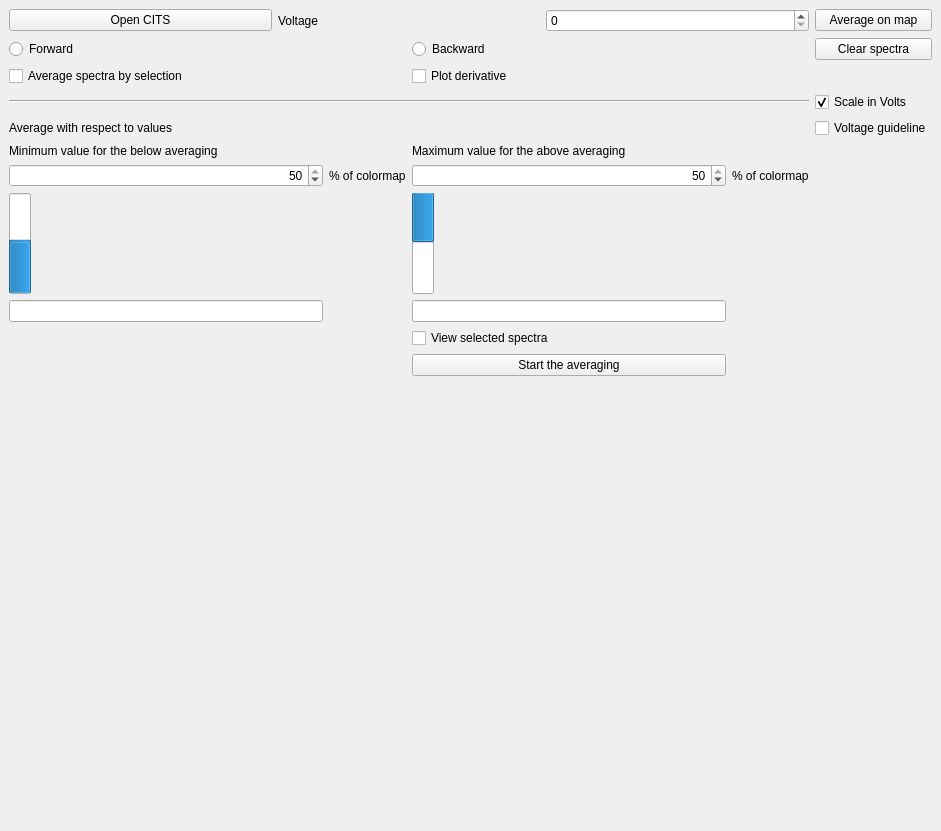
Qt form ui_citswidget.ui (cea-lateqs/STMapy) before a commit.
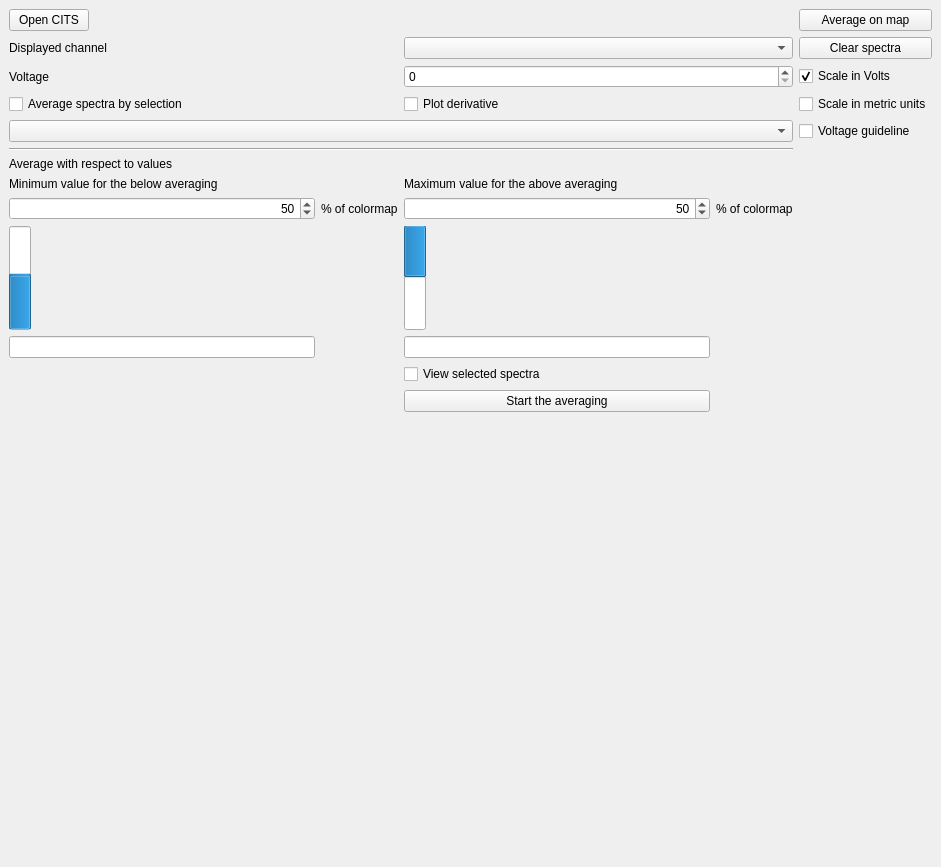
The same form after that commit. Custom widgets are drawn as their Qt base class.

```diff
--- a/ui_citswidget.ui
+++ b/ui_citswidget.ui
@@ -7,7 +7,7 @@
     <x>0</x>
     <y>0</y>
     <width>941</width>
-    <height>831</height>
+    <height>867</height>
    </rect>
   </property>
   <property name="windowTitle">
@@ -15,6 +15,20 @@
   </property>
   <widget class="QWidget" name="dockWidgetContents">
    <layout class="QGridLayout" name="gridLayout_2">
+    <item row="7" column="2">
+     <widget class="QLabel" name="label_2">
+      <property name="text">
+       <string>Average with respect to values</string>
+      </property>
+     </widget>
+    </item>
+    <item row="0" column="3">
+     <widget class="QPushButton" name="m_avgSpec">
+      <property name="text">
+       <string>Average on map</string>
+      </property>
+     </widget>
+    </item>
     <item row="0" column="2">
      <layout class="QHBoxLayout" name="horizontalLayout">
       <item>
@@ -25,22 +39,48 @@
        </widget>
       </item>
       <item>
-       <widget class="QLabel" name="label">
-        <property name="text">
-         <string>Voltage</string>
+       <spacer name="horizontalSpacer">
+        <property name="orientation">
+         <enum>Qt::Horizontal</enum>
         </property>
-       </widget>
+        <property name="sizeHint" stdset="0">
+         <size>
+          <width>40</width>
+          <height>20</height>
+         </size>
+        </property>
+       </spacer>
       </item>
+     </layout>
+    </item>
+    <item row="5" column="2">
+     <widget class="Line" name="line">
+      <property name="orientation">
+       <enum>Qt::Horizontal</enum>
+      </property>
+     </widget>
+    </item>
+    <item row="10" column="2">
+     <layout class="QVBoxLayout" name="map_layout">
+      <property name="leftMargin">
+       <number>0</number>
+      </property>
+      <property name="topMargin">
+       <number>0</number>
+      </property>
       <item>
-       <widget class="QDoubleSpinBox" name="m_voltageBox">
-        <property name="decimals">
-         <number>0</number>
+       <widget class="MatplotlibWidget" name="m_mapWidget">
+        <property name="minimumSize">
+         <size>
+          <width>440</width>
+          <height>440</height>
+         </size>
         </property>
        </widget>
       </item>
      </layout>
     </item>
-    <item row="9" column="3">
+    <item row="10" column="3">
      <layout class="QVBoxLayout" name="spec_layout">
       <property name="sizeConstraint">
        <enum>QLayout::SetDefaultConstraint</enum>
@@ -53,13 +93,6 @@
       </item>
      </layout>
     </item>
-    <item row="6" column="3">
-     <widget class="QCheckBox" name="m_vLineBox">
-      <property name="text">
-       <string>Voltage guideline</string>
-      </property>
-     </widget>
-    </item>
     <item row="3" column="2">
      <layout class="QHBoxLayout" name="horizontalLayout_3">
       <item>
@@ -84,18 +117,14 @@
        <enum>QLayout::SetDefaultConstraint</enum>
       </property>
       <item>
-       <widget class="QRadioButton" name="m_fwdButton">
+       <widget class="QLabel" name="label_7">
         <property name="text">
-         <string>Forward</string>
+         <string>Displayed channel</string>
         </property>
        </widget>
       </item>
       <item>
-       <widget class="QRadioButton" name="m_bwdButton">
-        <property name="text">
-         <string>Backward</string>
-        </property>
-       </widget>
+       <widget class="QComboBox" name="m_channelBox"/>
       </item>
      </layout>
     </item>
@@ -106,58 +135,7 @@
       </property>
      </widget>
     </item>
-    <item row="0" column="3">
-     <widget class="QPushButton" name="m_avgSpec">
-      <property name="text">
-       <string>Average on map</string>
-      </property>
-     </widget>
-    </item>
-    <item row="9" column="2">
-     <layout class="QVBoxLayout" name="map_layout">
-      <property name="leftMargin">
-       <number>0</number>
-      </property>
-      <property name="topMargin">
-       <number>0</number>
-      </property>
-      <item>
-       <widget class="MatplotlibWidget" name="m_mapWidget">
-        <property name="minimumSize">
-         <size>
-          <width>440</width>
-          <height>440</height>
-         </size>
-        </property>
-       </widget>
-      </item>
-     </layout>
-    </item>
-    <item row="4" column="3">
-     <widget class="QCheckBox" name="m_scaleVoltage">
-      <property name="text">
-       <string>Scale in Volts</string>
-      </property>
-      <property name="checked">
-       <bool>true</bool>
-      </property>
-     </widget>
-    </item>
-    <item row="6" column="2">
-     <widget class="QLabel" name="label_2">
-      <property name="text">
-       <string>Average with respect to values</string>
-      </property>
-     </widget>
-    </item>
-    <item row="4" column="2">
-     <widget class="Line" name="line">
-      <property name="orientation">
-       <enum>Qt::Horizontal</enum>
-      </property>
-     </widget>
-    </item>
-    <item row="7" column="2">
+    <item row="8" column="2">
      <layout class="QGridLayout" name="gridLayout">
       <item row="1" column="0">
        <widget class="QSpinBox" name="m_belowBox">
@@ -165,7 +143,7 @@
          <set>Qt::AlignRight|Qt::AlignTrailing|Qt::AlignVCenter</set>
         </property>
         <property name="maximum">
-         <number>50</number>
+         <number>100</number>
         </property>
         <property name="value">
          <number>50</number>
@@ -185,7 +163,7 @@
          <set>Qt::AlignRight|Qt::AlignTrailing|Qt::AlignVCenter</set>
         </property>
         <property name="maximum">
-         <number>50</number>
+         <number>100</number>
         </property>
         <property name="value">
          <number>50</number>
@@ -272,6 +250,51 @@
       </item>
      </layout>
     </item>
+    <item row="2" column="2">
+     <layout class="QHBoxLayout" name="horizontalLayout_4">
+      <item>
+       <widget class="QLabel" name="label">
+        <property name="text">
+         <string>Voltage</string>
+        </property>
+       </widget>
+      </item>
+      <item>
+       <widget class="QDoubleSpinBox" name="m_voltageBox">
+        <property name="decimals">
+         <number>0</number>
+        </property>
+       </widget>
+      </item>
+     </layout>
+    </item>
+    <item row="2" column="3">
+     <widget class="QCheckBox" name="m_scaleVoltage">
+      <property name="text">
+       <string>Scale in Volts</string>
+      </property>
+      <property name="checked">
+       <bool>true</bool>
+      </property>
+     </widget>
+    </item>
+    <item row="4" column="2">
+     <widget class="QComboBox" name="m_colorBarBox"/>
+    </item>
+    <item row="3" column="3">
+     <widget class="QCheckBox" name="m_scaleMetric">
+      <property name="text">
+       <string>Scale in metric units</string>
+      </property>
+     </widget>
+    </item>
+    <item row="4" column="3">
+     <widget class="QCheckBox" name="m_vLineBox">
+      <property name="text">
+       <string>Voltage guideline</string>
+      </property>
+     </widget>
+    </item>
    </layout>
   </widget>
  </widget>
```
